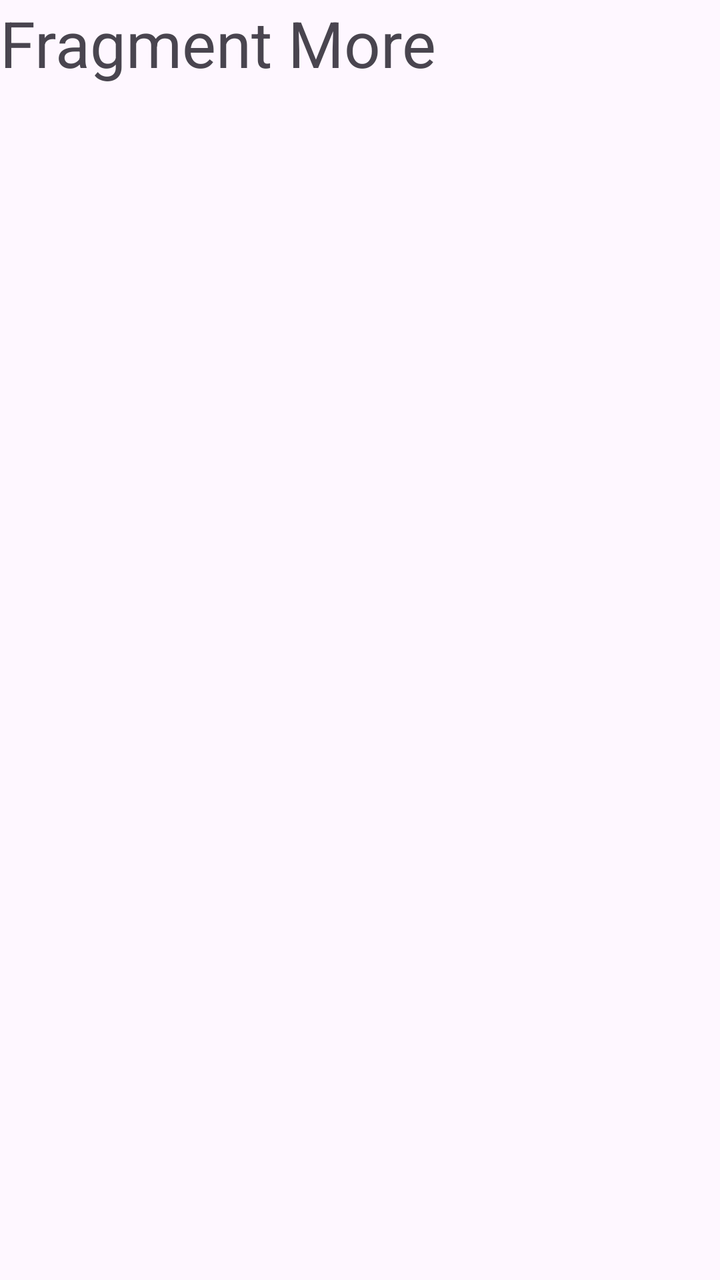
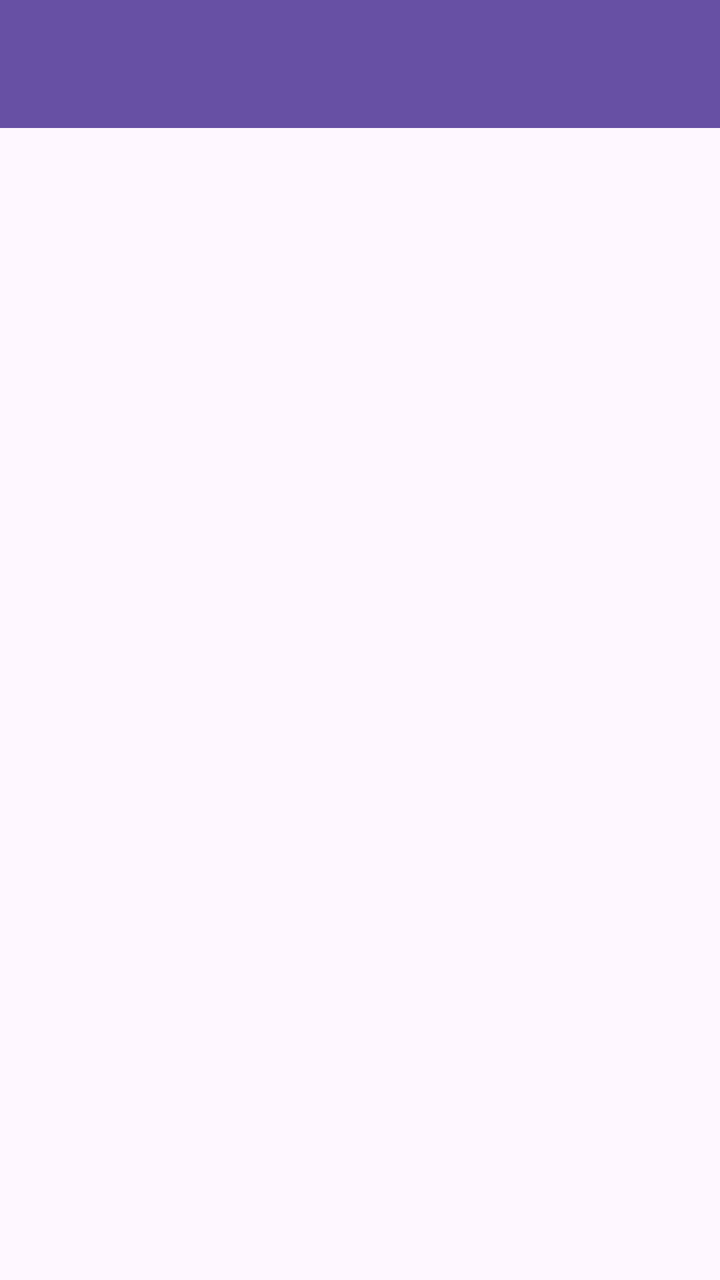

An Android layout rendered at two revisions. The XML below is the earlier revision; the diff shows what the commit changed to produce the second picture.
<!-- AndroidManifest.xml: application theme Theme.NaailaApps -->
<!-- res/layout/fragment_more.xml -->
<?xml version="1.0" encoding="utf-8"?>
<FrameLayout xmlns:android="http://schemas.android.com/apk/res/android"
    xmlns:tools="http://schemas.android.com/tools"
    android:layout_width="match_parent"
    android:layout_height="match_parent"
    tools:context=".More.MoreFragment">

    
    <TextView
        android:layout_width="match_parent"
        android:layout_height="match_parent"
        android:text="Fragment More"
        android:textSize="32sp"/>

</FrameLayout>
<!-- resources referenced by this layout -->
<resources>
  <style name="Theme.NaailaApps" parent="Base.Theme.NaailaApps" />
  <style name="Base.Theme.NaailaApps" parent="Theme.Material3.DayNight.NoActionBar">
          
          
      </style>
</resources>

<!-- the commit's change to res/layout/fragment_more.xml (unified diff, before → after) -->
@@ -1,6 +1,7 @@
 <?xml version="1.0" encoding="utf-8"?>
-<FrameLayout xmlns:android="http://schemas.android.com/apk/res/android"
+<androidx.coordinatorlayout.widget.CoordinatorLayout xmlns:android="http://schemas.android.com/apk/res/android"
     xmlns:tools="http://schemas.android.com/tools"
+    xmlns:app="http://schemas.android.com/apk/res-auto"
     android:layout_width="match_parent"
     android:layout_height="match_parent"
     tools:context=".More.MoreFragment">
@@ -12,4 +13,26 @@
         android:text="Fragment More"
         android:textSize="32sp"/>
 
-</FrameLayout>
+    <com.google.android.material.appbar.AppBarLayout
+        android:id="@+id/appBarLayout"
+        android:layout_width="match_parent"
+        android:layout_height="wrap_content"
+        android:theme="@style/ThemeOverlay.AppCompat.Dark.ActionBar">
+
+        <androidx.appcompat.widget.Toolbar
+            android:id="@+id/toolbar"
+            android:layout_width="match_parent"
+            android:layout_height="?attr/actionBarSize"
+            android:background="?attr/colorPrimary"
+            app:layout_scrollFlags="scroll|enterAlways"
+            app:titleTextColor="@android:color/white" />
+
+    </com.google.android.material.appbar.AppBarLayout>
+
+    <ListView
+        android:id="@+id/listViewItems"
+        android:layout_width="match_parent"
+        android:layout_height="match_parent"
+        app:layout_behavior="@string/appbar_scrolling_view_behavior" />
+
+</androidx.coordinatorlayout.widget.CoordinatorLayout>
